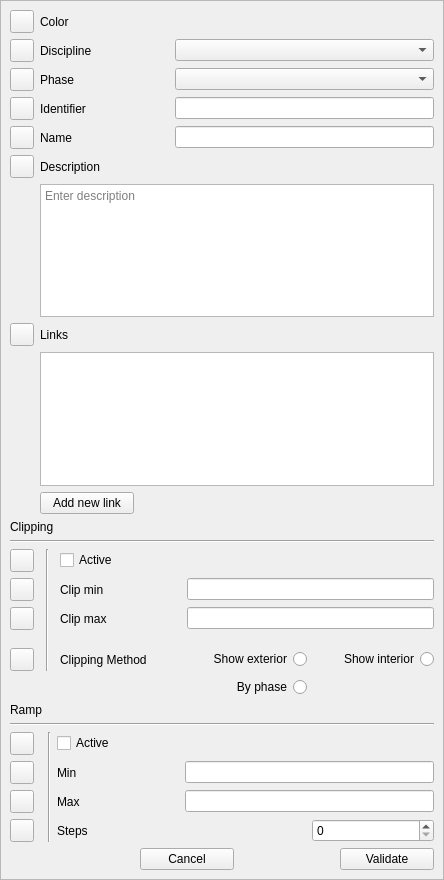
Before: the Qt Designer form src/gui/forms/MultiProperty.ui in open-scan-crew/OpenScanTools, drawn with Qt 5.
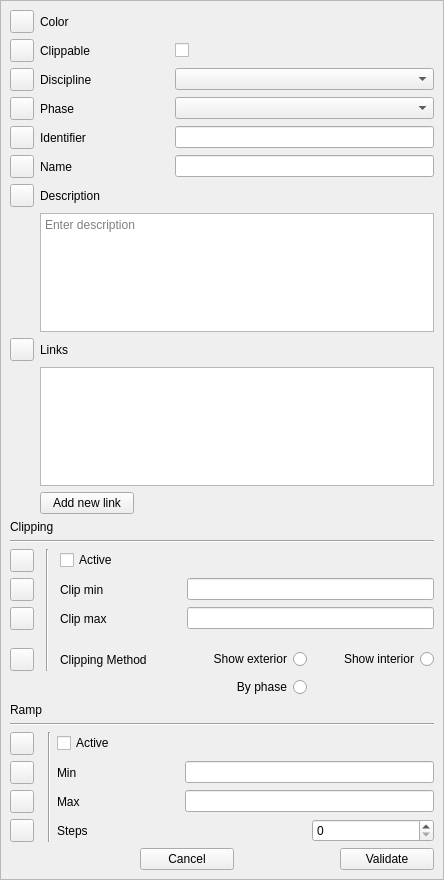
After: the same form once the commit is applied. Custom widgets are drawn as their Qt base class.

Commit message: Add clippable option to multi-property dialog

```diff
--- a/src/gui/forms/MultiProperty.ui
+++ b/src/gui/forms/MultiProperty.ui
@@ -712,6 +712,48 @@
          </layout>
         </widget>
        </item>
+       <item row="1" column="0" colspan="5">
+        <widget class="QWidget" name="clippableWidget" native="true">
+         <layout class="QGridLayout" name="gridLayout_10">
+          <property name="leftMargin">
+           <number>0</number>
+          </property>
+          <property name="topMargin">
+           <number>0</number>
+          </property>
+          <property name="rightMargin">
+           <number>0</number>
+          </property>
+          <property name="bottomMargin">
+           <number>0</number>
+          </property>
+          <item row="0" column="0">
+           <widget class="QToolButton" name="clippableToolButton">
+            <property name="text">
+             <string/>
+            </property>
+            <property name="checkable">
+             <bool>true</bool>
+            </property>
+           </widget>
+          </item>
+          <item row="0" column="1">
+           <widget class="QLabel" name="clippableLabel">
+            <property name="text">
+             <string>Clippable</string>
+            </property>
+           </widget>
+          </item>
+          <item row="0" column="2" colspan="2">
+           <widget class="QCheckBox" name="clippableCheckBox">
+            <property name="text">
+             <string/>
+            </property>
+           </widget>
+          </item>
+         </layout>
+        </widget>
+       </item>
       </layout>
      </widget>
     </widget>
```
The commit also changes 1 other file.
